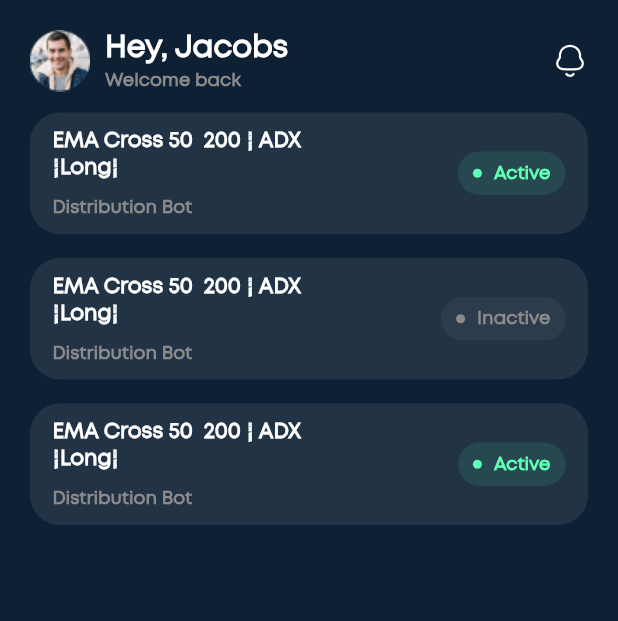
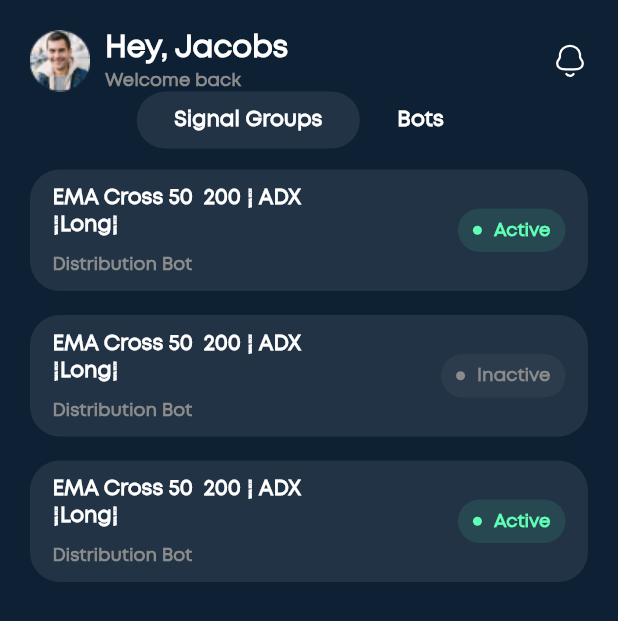
Before and after one commit to Dhavid01/VBA-cryptosignal, a Flutter app: the HomeView screen opened by its route, on a phone screen of 412 x 824 dp. Shown: the top 621 px of the screen. Run offline on Flutter 3.47's test engine with Material 2 defaults, Android fonts, the phone set to English and light mode, and no system bars; our stand-ins replace dio, flutter_svg, freezed_annotation, shared_preferences, sliver_tools; accounts and stored records are empty.

Commit message:
done with home tab

```diff
--- a/lib/core/state/user_state.dart
+++ b/lib/core/state/user_state.dart
@@ -1,6 +1,6 @@
-import 'package:flutter/material.dart';
 import 'package:vba_crypto_signal/core/data/local/local_cache.dart';
 import 'package:vba_crypto_signal/core/state/base_state.dart';
+
 class UserState extends BaseState {
   // final ProfileService _profileService;
   // final UserService _userService;
--- /dev/null
+++ b/lib/views/home_view/component/tabs.dart
@@ -0,0 +1,18 @@
+import 'package:flutter/material.dart';
+import 'package:vba_crypto_signal/core/utils/text.dart';
+
+class Tabs extends StatelessWidget {
+  const Tabs({super.key, required this.color, required this.text});
+
+  final String text;
+  final Color color;
+  @override
+  Widget build(BuildContext context) {
+    return Container(
+      padding: const EdgeInsets.symmetric(vertical: 10, horizontal: 25),
+      decoration:
+          BoxDecoration(borderRadius: BorderRadius.circular(25), color: color),
+      child: Center(child: GenericText.montheading2(text)),
+    );
+  }
+}
--- a/lib/views/home_view/home_view.dart
+++ b/lib/views/home_view/home_view.dart
@@ -4,11 +4,21 @@ import 'package:sliver_tools/sliver_tools.dart';
 import 'package:vba_crypto_signal/core/utils/colors.dart';
 import 'package:vba_crypto_signal/core/utils/text.dart';
 import 'package:vba_crypto_signal/views/home_view/component/home_card.dart';
+import 'package:vba_crypto_signal/views/home_view/component/tabs.dart';
 import 'package:vba_crypto_signal/widgets/assets.dart';
 import 'package:vba_crypto_signal/widgets/gap.dart';
 
-class HomeView extends StatelessWidget {
+class HomeView extends StatefulWidget {
   const HomeView({super.key});
+
+  @override
+  State<HomeView> createState() => _HomeViewState();
+}
+
+class _HomeViewState extends State<HomeView> {
+  List<String> tabsList = ["Signal Groups", "Bots"];
+  int prevSelectedIndex = 0;
+  var selectedIndex = 0;
 
   @override
   Widget build(BuildContext context) {
@@ -45,28 +55,42 @@ class HomeView extends StatelessWidget {
                       ),
                       SliverToBoxAdapter(
                         child: Column(
+                          mainAxisAlignment: MainAxisAlignment.center,
                           children: [
+                            Row(
+                              mainAxisAlignment: MainAxisAlignment.center,
+                              children: [
+                                ...List.generate(
+                                    tabsList.length,
+                                    (index) => GestureDetector(
+                                          onTap: () {
+                                            prevSelectedIndex = selectedIndex;
+                                            selectedIndex = index;
+                                            setState(() {});
+                                          },
+                                          child: Tabs(
+                                              color: index == selectedIndex
+                                                  ? GenericColors
+                                                      .scaffoldSecondary
+                                                  : GenericColors
+                                                      .scaffoldBackgroundColor,
+                                              text: tabsList[index]),
+                                        )),
+                              ],
+                            ),
                             Gap.s14,
-                      const HomeCard(
-                        status: "Active",
-                        colour: true,
+                            const HomeCard(status: "Active", colour: true),
+                            const HomeCard(status: "Inactive", colour: false),
+                            const HomeCard(status: "Active", colour: true),
+                          ],
                         ),
-                      const HomeCard(
-                        status: "Inactive",
-                        colour: false,
-                      ),
-                      const HomeCard(
-                        status: "Active",
-                        colour: true,
                       ),
                     ],
                   ),
                 )
               ],
-            ))
-          ],
+            )),
       ),
-      )),
     );
   }
 }
```
Lines whose indentation alone changed are shown as unchanged.
